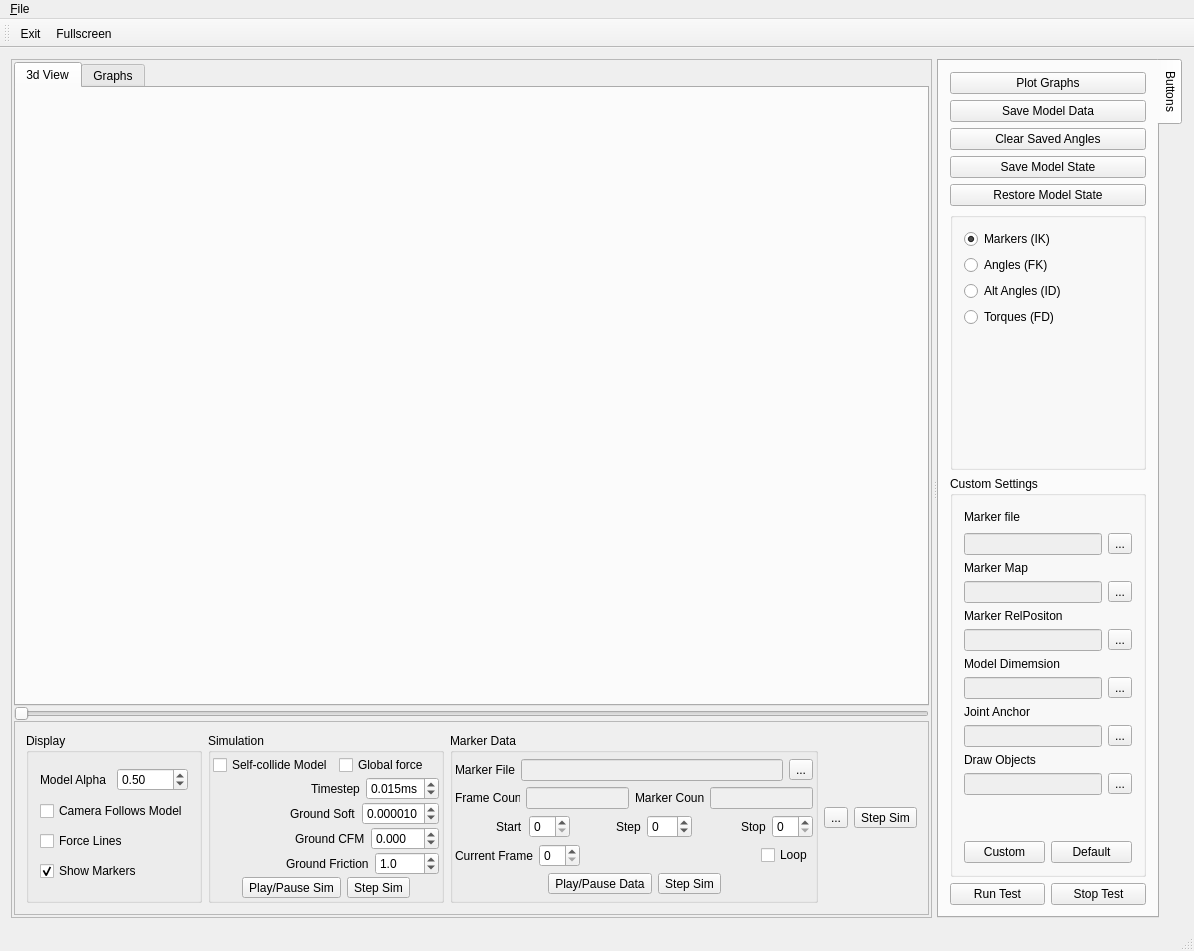
Qt form HDM/ui/mainwindow.ui (EmbodiedCognition/HDM_UI) before a commit.
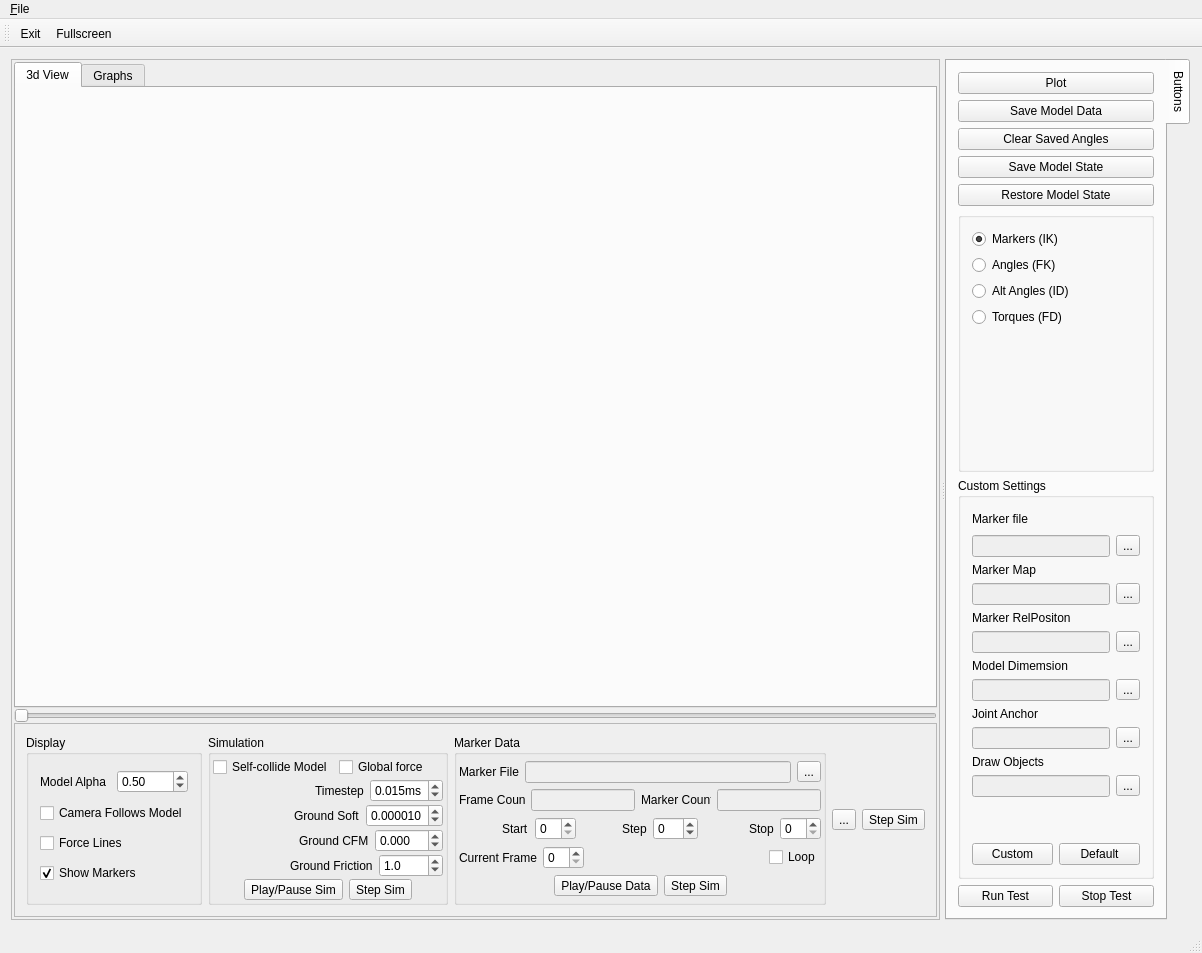
The same form after that commit. Icons and pictures are not drawn. Custom widgets are drawn as their Qt base class.

```diff
--- a/HDM/ui/mainwindow.ui
+++ b/HDM/ui/mainwindow.ui
@@ -6,8 +6,8 @@
    <rect>
     <x>0</x>
     <y>0</y>
-    <width>1194</width>
-    <height>951</height>
+    <width>1202</width>
+    <height>953</height>
    </rect>
   </property>
   <property name="windowTitle">
@@ -895,7 +895,7 @@
          <item>
           <widget class="QPushButton" name="plotGraphsButton">
            <property name="text">
-            <string>Plot Graphs</string>
+            <string>Plot</string>
            </property>
           </widget>
          </item>
@@ -1327,8 +1327,8 @@
     <rect>
      <x>0</x>
      <y>0</y>
-     <width>1194</width>
-     <height>22</height>
+     <width>1202</width>
+     <height>24</height>
     </rect>
    </property>
    <widget class="QMenu" name="menu_File">
```
